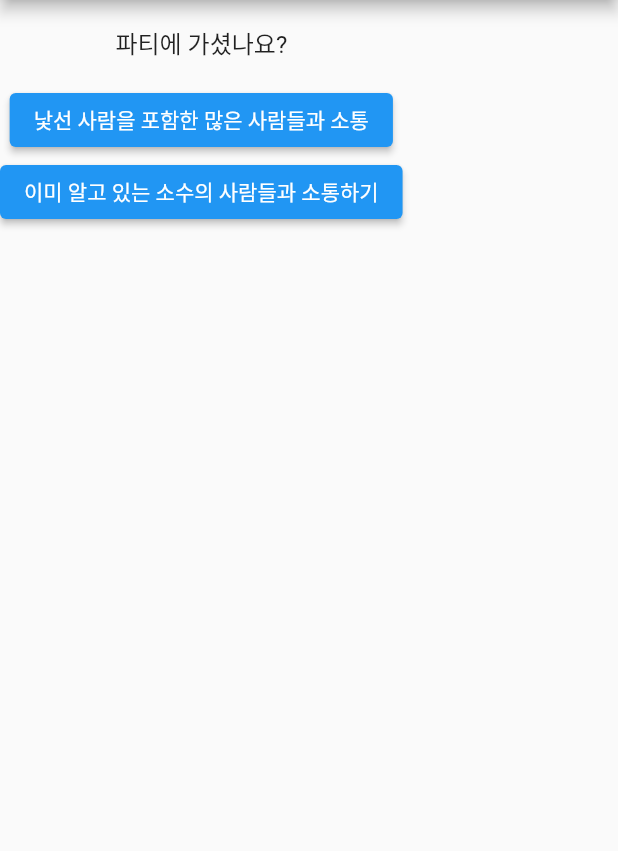
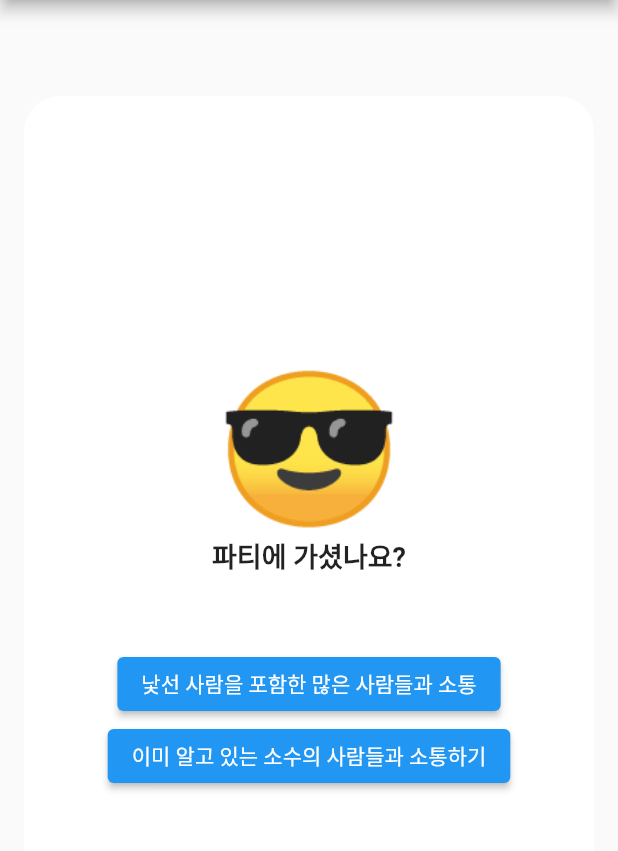
Before and after one commit to flutter-assignment-sixthMen/assignment_mbtiProject, a Flutter app: the screen it shows after launch, on a phone screen of 412 x 824 dp, the part 84-935 px from its top. Run offline on Flutter 3.47's test engine with Material 2 defaults, Android fonts, the light colour scheme and no system bars.

Commit message:
mbti-data-byeongnyeon -> master merge 완료

```diff
--- a/lib/main.dart
+++ b/lib/main.dart
@@ -1,6 +1,7 @@
-// ignore_for_file: use_key_in_widget_constructors, library_private_types_in_public_api
+// ignore_for_file: use_key_in_widget_constructors, library_private_types_in_public_api, avoid_print
 
 import 'package:flutter/material.dart';
+import 'package:mbti_project/questionCard.dart';
 import 'models/Question.dart';
 import 'models/mbtiResults.dart';
 import 'package:collection/collection.dart';
@@ -28,6 +29,7 @@ class QuizScreen extends StatefulWidget {
 }
 
 class _QuizScreenState extends State<QuizScreen> {
+  var pageController = PageController(viewportFraction: 1.0);
   int currentQuestionIndex = 0;
   Map<String, int> scores = {
     'E': 0,
@@ -87,22 +89,33 @@ class _QuizScreenState extends State<QuizScreen> {
 
     // 퀴즈 진행중
     return Scaffold(
-      appBar: AppBar(
-        title: Text('MBTI 테스트'),
-      ),
-      body: Column(
-        children: [
-          Padding(
-            padding: EdgeInsets.all(16),
-            child:
-                Text(currentQuestion.question, style: TextStyle(fontSize: 16)),
-          ),
-          ...currentQuestion.answers.map((answer) => ElevatedButton(
-                onPressed: () => answerQuestion(answer.type),
-                child: Text(answer.text),
-              ))
-        ],
-      ),
-    );
+        appBar: AppBar(
+          title: Text('MBTI 테스트'),
+        ),
+        body: PageView.builder(
+          controller: pageController,
+          itemCount: questions.length,
+          itemBuilder: ((context, index) => Questioncard(
+              question: currentQuestion, answerQuestion: answerQuestion)),
+        ));
   }
 }
+
+
+
+
+
+
+// Column(
+//         children: [
+//           Padding(
+//             padding: EdgeInsets.all(16),
+//             child:
+//                 Text(currentQuestion.question, style: TextStyle(fontSize: 16)),
+//           ),
+//           ...currentQuestion.answers.map((answer) => ElevatedButton(
+//                 onPressed: () => answerQuestion(answer.type),
+//                 child: Text(answer.text),
+//               ))
+//         ],
+//       ),
--- /dev/null
+++ b/lib/questionCard.dart
@@ -0,0 +1,46 @@
+import 'package:flutter/material.dart';
+import 'package:mbti_project/models/Question.dart';
+
+var pageController = PageController(viewportFraction: 1.0);
+
+class Questioncard extends StatelessWidget {
+  const Questioncard(
+      {super.key, required this.question, required this.answerQuestion});
+
+  final Question question;
+  final Function(String) answerQuestion;
+
+  @override
+  Widget build(BuildContext context) {
+    return Container(
+        margin: EdgeInsets.symmetric(horizontal: 16, vertical: 64),
+        padding: EdgeInsets.all(16),
+        decoration: BoxDecoration(
+          color: Colors.white,
+          borderRadius: BorderRadius.circular(24),
+        ),
+        child: Column(
+          crossAxisAlignment: CrossAxisAlignment.center,
+          mainAxisAlignment: MainAxisAlignment.center,
+          children: [
+            Text(
+                style: TextStyle(
+                  fontSize: 100,
+                ),
+                "\u{1f60e}"),
+            Text(question.question,
+                style: TextStyle(
+                  fontWeight: FontWeight.bold,
+                  fontSize: 18,
+                )),
+            SizedBox(
+              height: 48,
+            ),
+            ...question.answers.map((answer) => ElevatedButton(
+                  onPressed: () => answerQuestion(answer.type),
+                  child: Text(answer.text),
+                ))
+          ],
+        ));
+  }
+}
```
